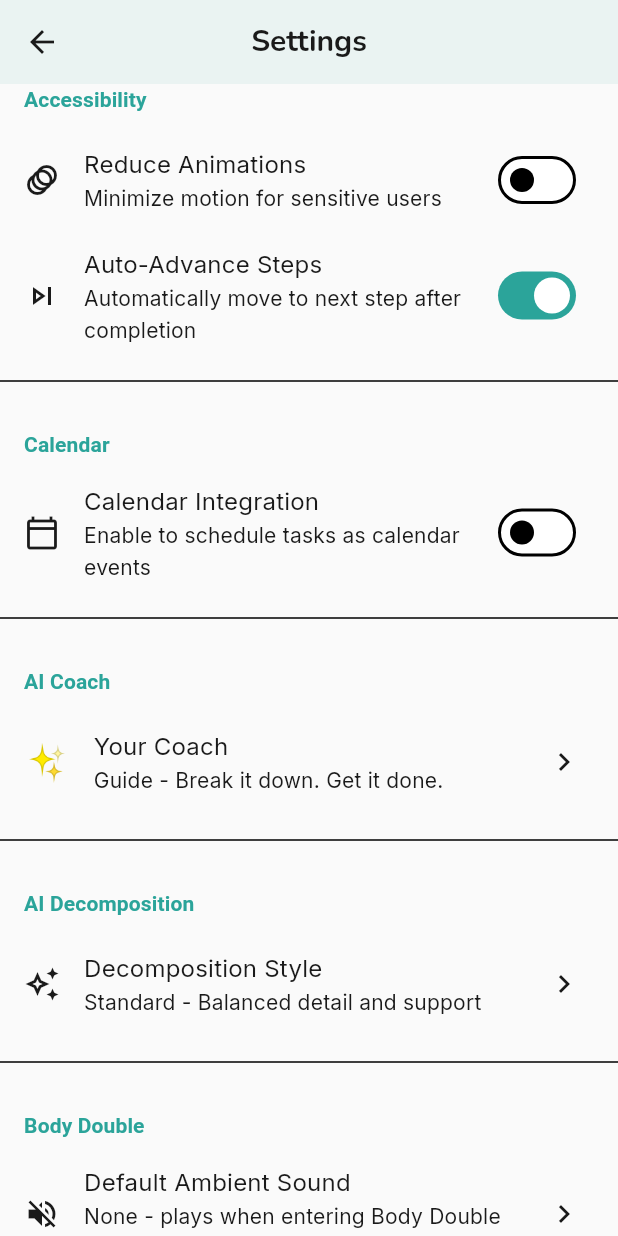
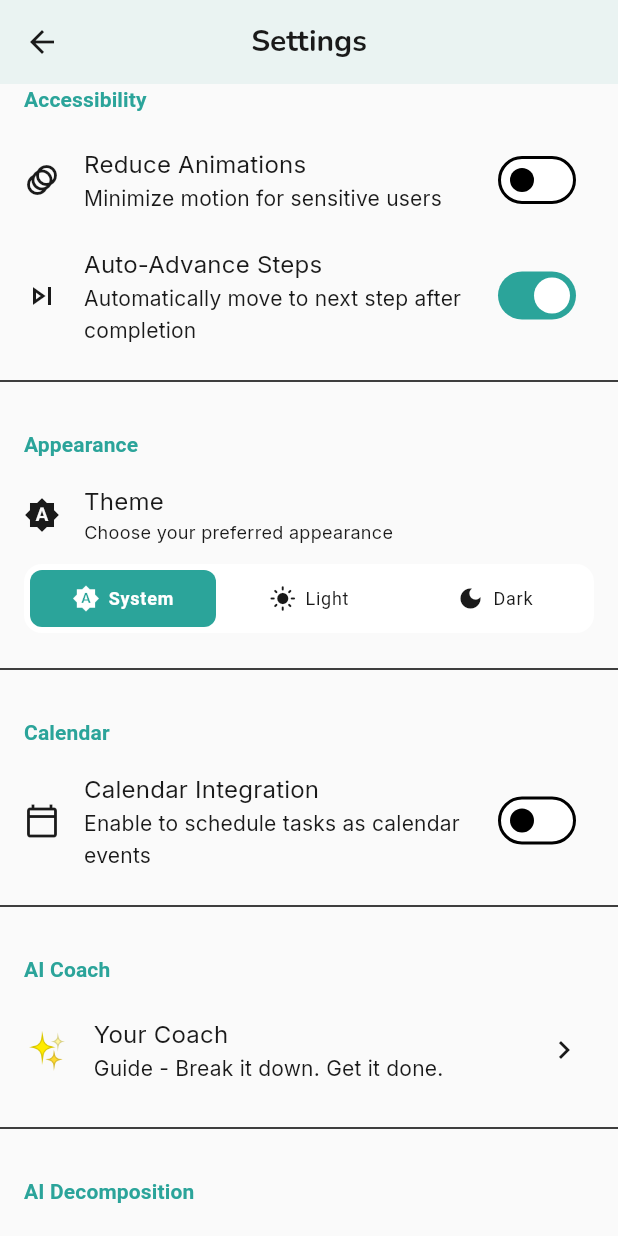
Before and after one commit to mia-assistant/adhd-decomposer, a Flutter app: the SettingsScreen screen opened directly, scrolled down 576 dp, on a phone screen of 412 x 824 dp. Run offline on Flutter 3.47's test engine with Material 3 defaults, Android fonts, the phone set to English and light mode, and no system bars; our stand-ins replace audioplayers, confetti, flutter_animate, flutter_local_notifications, google_fonts, hive_flutter and 3 more; missing offline and left inert: device_calendar, home_widget, purchases_flutter; accounts and stored records are empty; statements that could not run were skipped.

Commit message:
feat: add dark mode toggle with system/light/dark options
- Create ThemeProvider with persistent Hive storage
- Add segmented theme selector to Settings > Appearance section
- Support System (auto), Light, and Dark theme preferences
- Theme changes apply instantly via ChangeNotifier pattern
- ADHD-friendly UI with clear icons and instant feedback

```diff
--- a/lib/main.dart
+++ b/lib/main.dart
@@ -15,6 +15,7 @@ import 'data/services/purchase_service.dart';
 import 'data/services/siri_service.dart';
 import 'data/services/xp_service.dart';
 import 'presentation/providers/task_provider.dart';
+import 'presentation/providers/theme_provider.dart';
 import 'presentation/screens/home_screen.dart';
 import 'presentation/screens/onboarding/onboarding_screen.dart';
 import 'presentation/screens/decompose_screen.dart';
@@ -35,6 +36,10 @@ void main() async {
   // Initialize settings
   final settings = SettingsService();
   await settings.initialize();
+
+  // Initialize theme provider
+  final themeProvider = ThemeProvider();
+  await themeProvider.initialize();
 
   // Initialize stats
   final stats = StatsService();
@@ -90,6 +95,7 @@ void main() async {
     routines: routines,
     purchases: purchases,
     xpService: xpService,
+    themeProvider: themeProvider,
   ));
 }
 
@@ -102,6 +108,7 @@ class ADHDDecomposerApp extends StatefulWidget {
   final RoutineService routines;
   final PurchaseService purchases;
   final XPService xpService;
+  final ThemeProvider themeProvider;
 
   const ADHDDecomposerApp({
     super.key,
@@ -113,6 +120,7 @@ class ADHDDecomposerApp extends StatefulWidget {
     required this.routines,
     required this.purchases,
     required this.xpService,
+    required this.themeProvider,
   });
 
   @override
@@ -305,17 +313,22 @@ class _ADHDDecomposerAppState extends State<ADHDDecomposerApp> {
         ChangeNotifierProvider.value(value: widget.routines),
         ChangeNotifierProvider.value(value: widget.purchases),
         ChangeNotifierProvider.value(value: widget.xpService),
+        ChangeNotifierProvider.value(value: widget.themeProvider),
       ],
-      child: MaterialApp(
+      child: Consumer<ThemeProvider>(
+        builder: (context, themeProvider, _) {
+          return MaterialApp(
             title: 'Tiny Steps',
             navigatorKey: globalNavigatorKey,
             debugShowCheckedModeBanner: false,
             theme: AppTheme.lightTheme,
             darkTheme: AppTheme.darkTheme,
-        themeMode: ThemeMode.system,
+            themeMode: themeProvider.themeMode,
             home: _showOnboarding
                 ? OnboardingScreen(onComplete: _completeOnboarding)
                 : const HomeScreen(),
+          );
+        },
       ),
     );
   }
--- /dev/null
+++ b/lib/presentation/providers/theme_provider.dart
@@ -0,0 +1,97 @@
+import 'package:flutter/material.dart';
+import 'package:hive_flutter/hive_flutter.dart';
+
+/// Theme mode preference for the app
+enum ThemePreference {
+  system,
+  light,
+  dark,
+}
+
+/// Provider for managing app theme with persistence
+class ThemeProvider extends ChangeNotifier {
+  static const String _boxName = 'settings';
+  static const String _keyThemePreference = 'themePreference';
+
+  Box<dynamic>? _box;
+  ThemePreference _preference = ThemePreference.system;
+
+  ThemePreference get preference => _preference;
+
+  /// Get the actual ThemeMode to use based on preference
+  ThemeMode get themeMode {
+    switch (_preference) {
+      case ThemePreference.light:
+        return ThemeMode.light;
+      case ThemePreference.dark:
+        return ThemeMode.dark;
+      case ThemePreference.system:
+        return ThemeMode.system;
+    }
+  }
+
+  /// Initialize the provider - must be called before use
+  Future<void> initialize() async {
+    _box = await Hive.openBox(_boxName);
+    final stored = _box?.get(_keyThemePreference, defaultValue: 'system') as String;
+    _preference = _preferenceFromString(stored);
+    notifyListeners();
+  }
+
+  /// Set the theme preference
+  void setPreference(ThemePreference preference) {
+    if (_preference != preference) {
+      _preference = preference;
+      _box?.put(_keyThemePreference, _preferenceToString(preference));
+      notifyListeners();
+    }
+  }
+
+  /// Convert preference to string for storage
+  String _preferenceToString(ThemePreference pref) {
+    switch (pref) {
+      case ThemePreference.light:
+        return 'light';
+      case ThemePreference.dark:
+        return 'dark';
+      case ThemePreference.system:
+        return 'system';
+    }
+  }
+
+  /// Convert string to preference
+  ThemePreference _preferenceFromString(String value) {
+    switch (value) {
+      case 'light':
+        return ThemePreference.light;
+      case 'dark':
+        return ThemePreference.dark;
+      default:
+        return ThemePreference.system;
+    }
+  }
+
+  /// Get display name for a preference
+  static String getDisplayName(ThemePreference pref) {
+    switch (pref) {
+      case ThemePreference.system:
+        return 'System';
+      case ThemePreference.light:
+        return 'Light';
+      case ThemePreference.dark:
+        return 'Dark';
+    }
+  }
+
+  /// Get icon for a preference
+  static IconData getIcon(ThemePreference pref) {
+    switch (pref) {
+      case ThemePreference.system:
+        return Icons.brightness_auto;
+      case ThemePreference.light:
+        return Icons.light_mode;
+      case ThemePreference.dark:
+        return Icons.dark_mode;
+    }
+  }
+}
--- a/lib/presentation/screens/settings_screen.dart
+++ b/lib/presentation/screens/settings_screen.dart
@@ -2,6 +2,7 @@ import 'package:flutter/material.dart';
 import 'package:provider/provider.dart';
 import 'package:device_calendar/device_calendar.dart';
 import '../providers/task_provider.dart';
+import '../providers/theme_provider.dart';
 import '../../data/services/calendar_service.dart';
 import 'paywall_screen.dart';
 import 'feedback_screen.dart';
@@ -85,6 +86,10 @@ class SettingsScreen extends StatelessWidget {
                 value: provider.autoAdvanceEnabled,
                 onChanged: (value) => provider.setAutoAdvanceEnabled(value),
               ),
+
+              const Divider(height: 32),
+              _buildSectionHeader(context, 'Appearance'),
+              _buildThemeSelector(context),
 
               const Divider(height: 32),
               _buildSectionHeader(context, 'Calendar'),
@@ -213,6 +218,109 @@ class SettingsScreen extends StatelessWidget {
           color: Theme.of(context).colorScheme.primary,
           fontWeight: FontWeight.bold,
         ),
+      ),
+    );
+  }
+
+  Widget _buildThemeSelector(BuildContext context) {
+    final themeProvider = context.watch<ThemeProvider>();
+    final currentPreference = themeProvider.preference;
+
+    return Padding(
+      padding: const EdgeInsets.symmetric(horizontal: 16, vertical: 8),
+      child: Column(
+        crossAxisAlignment: CrossAxisAlignment.start,
+        children: [
+          Row(
+            children: [
+              Icon(
+                ThemeProvider.getIcon(currentPreference),
+                color: Theme.of(context).colorScheme.onSurfaceVariant,
+              ),
+              const SizedBox(width: 16),
+              Expanded(
+                child: Column(
+                  crossAxisAlignment: CrossAxisAlignment.start,
+                  children: [
+                    Text(
+                      'Theme',
+                      style: Theme.of(context).textTheme.bodyLarge,
+                    ),
+                    Text(
+                      'Choose your preferred appearance',
+                      style: Theme.of(context).textTheme.bodySmall?.copyWith(
+                        color: Theme.of(context).colorScheme.onSurfaceVariant,
+                      ),
+                    ),
+                  ],
+                ),
+              ),
+            ],
+          ),
+          const SizedBox(height: 12),
+          // Segmented control for theme selection
+          Container(
+            decoration: BoxDecoration(
+              color: Theme.of(context).colorScheme.surfaceContainerHighest,
+              borderRadius: BorderRadius.circular(12),
+            ),
+            padding: const EdgeInsets.all(4),
+            child: Row(
+              children: ThemePreference.values.map((pref) {
+                final isSelected = pref == currentPreference;
+                return Expanded(
+                  child: GestureDetector(
+                    onTap: () {
+                      themeProvider.setPreference(pref);
+                      // Haptic feedback
+                      ScaffoldMessenger.of(context).clearSnackBars();
+                      ScaffoldMessenger.of(context).showSnackBar(
+                        SnackBar(
+                          content: Text('Theme set to ${ThemeProvider.getDisplayName(pref)}'),
+                          behavior: SnackBarBehavior.floating,
+                          duration: const Duration(seconds: 1),
+                        ),
+                      );
+                    },
+                    child: AnimatedContainer(
+                      duration: const Duration(milliseconds: 200),
+                      curve: Curves.easeInOut,
+                      padding: const EdgeInsets.symmetric(vertical: 10, horizontal: 8),
+                      decoration: BoxDecoration(
+                        color: isSelected
+                            ? Theme.of(context).colorScheme.primaryContainer
+                            : Colors.transparent,
+                        borderRadius: BorderRadius.circular(8),
+                      ),
+                      child: Row(
+                        mainAxisAlignment: MainAxisAlignment.center,
+                        children: [
+                          Icon(
+                            ThemeProvider.getIcon(pref),
+                            size: 18,
+                            color: isSelected
+                                ? Theme.of(context).colorScheme.onPrimaryContainer
+                                : Theme.of(context).colorScheme.onSurfaceVariant,
+                          ),
+                          const SizedBox(width: 6),
+                          Text(
+                            ThemeProvider.getDisplayName(pref),
+                            style: Theme.of(context).textTheme.labelMedium?.copyWith(
+                              color: isSelected
+                                  ? Theme.of(context).colorScheme.onPrimaryContainer
+                                  : Theme.of(context).colorScheme.onSurfaceVariant,
+                              fontWeight: isSelected ? FontWeight.w600 : FontWeight.normal,
+                            ),
+                          ),
+                        ],
+                      ),
+                    ),
+                  ),
+                );
+              }).toList(),
+            ),
+          ),
+        ],
       ),
     );
   }
```
Lines whose indentation alone changed are shown as unchanged.
